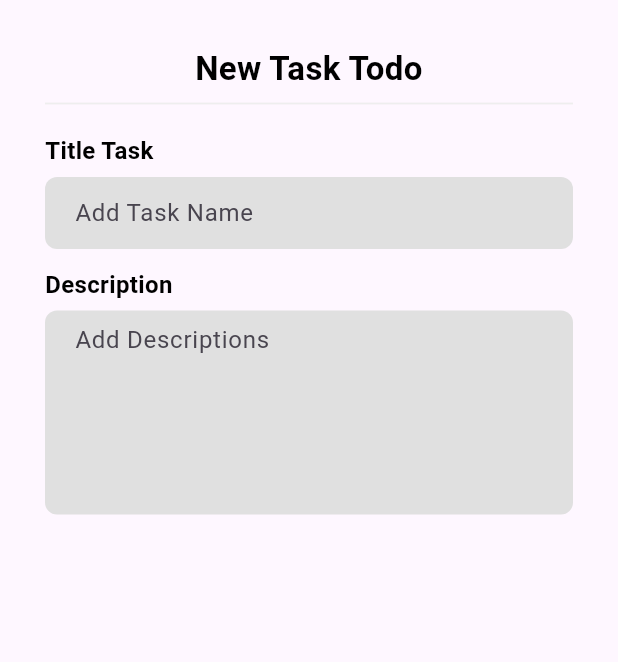
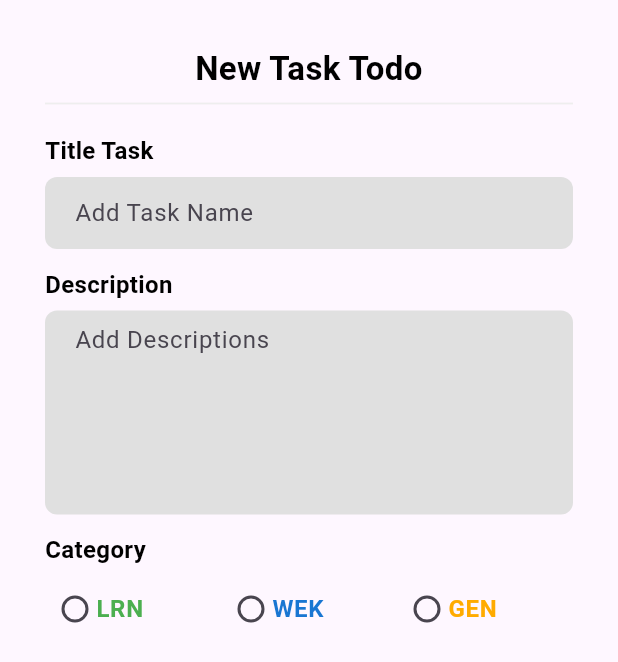
Before and after one commit to Godisouleymane/Flutter-Todo_list-App, a Flutter app: the AddNewTaskModal widget shown alone on an empty page, opened directly, on a phone screen of 412 x 824 dp. Shown: the top 662 px of the screen. Run offline on Flutter 3.47's test engine with Material 3 defaults, Android fonts, the phone set to English and light mode, and no system bars; our stand-ins replace gap.

Commit message:
showModallBottomSheet RadioButton textField design

```diff
--- a/lib/common/show_modal.dart
+++ b/lib/common/show_modal.dart
@@ -1,6 +1,7 @@
 import 'package:flutter/material.dart';
 import 'package:gap/gap.dart';
 import 'package:todo_list/constants/app_style.dart';
+import 'package:todo_list/widget/radio_widget.dart';
 import 'package:todo_list/widget/textField_widget.dart';
 
 class AddNewTaskModal extends StatelessWidget {
@@ -36,7 +37,22 @@ class AddNewTaskModal extends StatelessWidget {
          Gap(12),
          Text('Description', style: AppStyle.headingOne,),
          Gap(6),
-         TextFieldWidget(hintText: 'Add Descriptions', maxLine: 5)
+         TextFieldWidget(hintText: 'Add Descriptions', maxLine: 5),
+         Gap(12),
+         Text('Category', style: AppStyle.headingOne,),
+         Row(
+          children: [
+            Expanded(
+              child:  RadioWidget(categColor: Colors.green, titleRadio: 'LRN')
+              ),
+            Expanded(
+              child:  RadioWidget(categColor: Colors.blue.shade700, titleRadio: 'WEK')
+              ),
+            Expanded(
+              child:  RadioWidget(categColor: Colors.amberAccent.shade700, titleRadio: 'GEN')
+              ),
+          ],
+         )
         ],
       ),
 
--- /dev/null
+++ b/lib/widget/radio_widget.dart
@@ -0,0 +1,34 @@
+import 'package:flutter/material.dart';
+
+class RadioWidget extends StatelessWidget {
+  const RadioWidget({
+    super.key,
+    required this.categColor,
+    required this.titleRadio
+  });
+
+  final String titleRadio;
+  final Color categColor;
+
+  @override
+  Widget build(BuildContext context) {
+    return Material(
+      child: Theme(
+        data: ThemeData(unselectedWidgetColor: categColor),
+        child: RadioListTile(
+          contentPadding: EdgeInsets.zero,
+         title: Transform.translate(
+           offset: const Offset(-22, 0),
+           child: Text(titleRadio, style: TextStyle(
+            color: categColor,
+            fontWeight: FontWeight.w700
+           ),)),
+         value: 1,
+         groupValue: 0,
+         onChanged: (value){
+          print('Clicked');
+         }),
+      ),
+    );
+  }
+}
```
